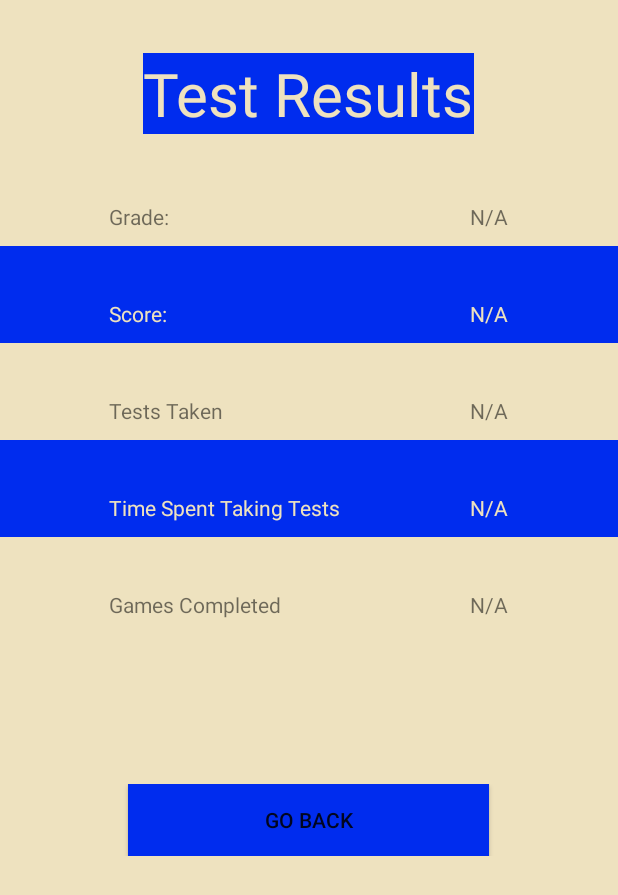
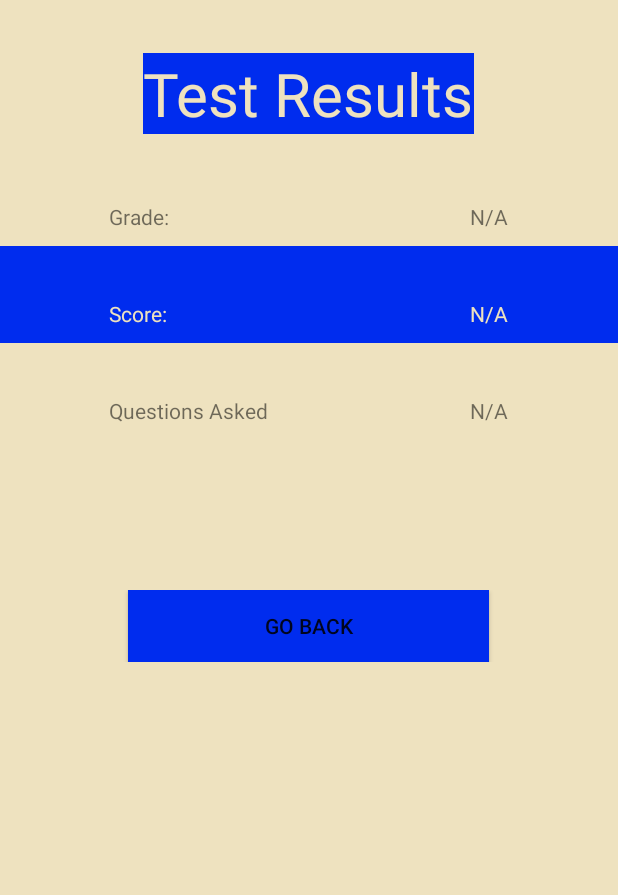
Before and after one commit to lokkenc/BigBrainVocabBuilder, an Android app: the layout activity_results.xml on its own in the app's theme, with its tools: preview values and no code run, on a phone screen of 412 x 824 dp. Shown: the top 895 px of the screen. Run offline under Robolectric (Android 15) with nearby library versions, the phone set to English and light mode, and no system bars.

Commit message:
Some bugfixes in crossword and added results to test

```diff
--- a/app/src/main/res/layout/activity_results.xml
+++ b/app/src/main/res/layout/activity_results.xml
@@ -57,7 +57,7 @@
         <TextView
             android:layout_width="wrap_content"
             android:layout_height="wrap_content"
-            android:id="@+id/time_playing_games"
+            android:id="@+id/score_amount"
             android:layout_margin="10dp"
             android:textColor="@color/gold"
             android:text="@string/NA_lebel" />
@@ -73,52 +73,11 @@
             android:layout_height="wrap_content"
             android:id="@+id/tests_taken_label"
             android:layout_margin="10dp"
-            android:text="@string/tests_taken_label" />
+            android:text="@string/questions_asked_label" />
         <TextView
             android:layout_width="wrap_content"
             android:layout_height="wrap_content"
             android:id="@+id/tests_taken"
-            android:layout_margin="10dp"
-            android:text="@string/NA_lebel" />
-    </TableRow>
-
-    <TableRow
-        android:layout_width="match_parent"
-        android:layout_height="match_parent"
-        android:gravity="center"
-        android:background="@color/blueish"
-        android:paddingTop="25dp">
-        <TextView
-            android:layout_width="wrap_content"
-            android:layout_height="wrap_content"
-            android:id="@+id/time_taking_tests_label"
-            android:layout_margin="10dp"
-            android:textColor="@color/gold"
-            android:text="@string/time_taking_tests_label" />
-        <TextView
-            android:layout_width="wrap_content"
-            android:layout_height="wrap_content"
-            android:id="@+id/time_taking_tests"
-            android:layout_margin="10dp"
-            android:textColor="@color/gold"
-            android:text="@string/NA_lebel" />
-    </TableRow>
-
-    <TableRow
-        android:layout_width="match_parent"
-        android:layout_height="match_parent"
-        android:gravity="center"
-        android:paddingTop="25dp">
-        <TextView
-            android:layout_width="wrap_content"
-            android:layout_height="wrap_content"
-            android:id="@+id/games_completed_label"
-            android:layout_margin="10dp"
-            android:text="@string/games_completed_label" />
-        <TextView
-            android:layout_width="wrap_content"
-            android:layout_height="wrap_content"
-            android:id="@+id/games_completed"
             android:layout_margin="10dp"
             android:text="@string/NA_lebel" />
     </TableRow>
--- a/app/src/main/res/values/strings.xml
+++ b/app/src/main/res/values/strings.xml
@@ -40,6 +40,7 @@
     <string name="games_completed_label" translatable="false">"Games Completed"</string>
     <string name="game_over_message" translatable="false">"You Win!"</string>
     <string name="game_over_button" translatable="false">"Go Back"</string>
+    <string name ="questions_asked_label">Questions Asked</string>
 
     <string name="master_volume" translatable="false">"Master Volume"</string>
     <string name="music" translatable="false">"Music"</string>
```
Also changed, not shown: app/src/main/java/com/csci412/bigbrainvocabbuilder/ResultsActivity.java (+13 -0 lines), app/src/main/java/com/csci412/bigbrainvocabbuilder/TestActivity.java (+38 -4 lines), app/src/main/java/com/csci412/bigbrainvocabbuilder/TestResult.java (added, +39 -0 lines), app/src/main/java/com/csci412/bigbrainvocabbuilder/WordSearch.java (+10 -0 lines).
